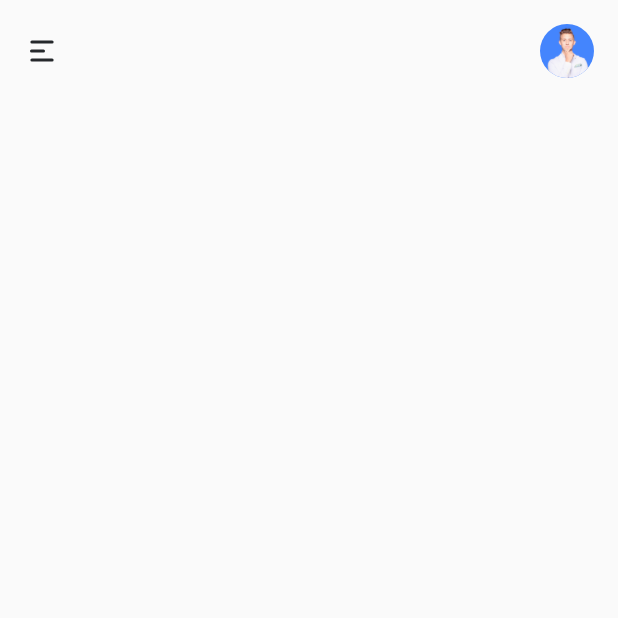
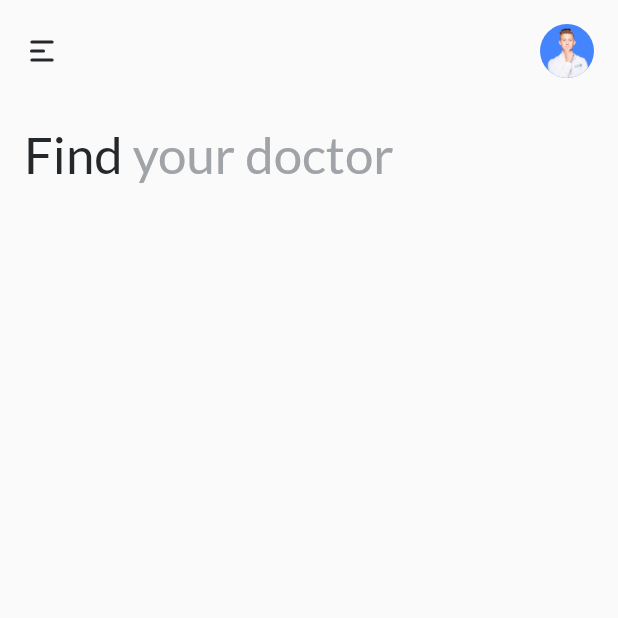
Before and after one commit to yogimeizalputra/Doctor-App, a Flutter app: the screen it shows after launch, on a phone screen of 412 x 824 dp, the top half of it. Run offline on Flutter 3.47's test engine with Material 2 defaults, Android fonts, the phone set to English and light mode, and no system bars; our stand-ins replace flutter_svg_provider, google_fonts.

Commit message:
Setup Text Widget with Different Color

```diff
--- a/lib/components/home_screen_navbar.dart
+++ b/lib/components/home_screen_navbar.dart
@@ -1,3 +1,5 @@
+// ignore_for_file: unnecessary_const
+
 import 'package:doctor_app/constants.dart';
 import 'package:flutter/material.dart';
 import 'package:flutter_svg_provider/flutter_svg_provider.dart';
@@ -13,9 +15,10 @@ class HomeScreenNavbar extends StatelessWidget {
         Container(
             height: 24,
             width: 24,
-            decoration: BoxDecoration(
+            decoration: const BoxDecoration(
               image: DecorationImage(
-                  image: Svg('assets/svg/icon-burger.svg', size: Size(24, 24))),
+                  image: const Svg('assets/svg/icon-burger.svg',
+                      size: const Size(24, 24))),
             )),
         Container(
           width: 36,
--- a/lib/screens/home_screen.dart
+++ b/lib/screens/home_screen.dart
@@ -1,4 +1,5 @@
 import 'package:doctor_app/components/home_screen_navbar.dart';
+import 'package:doctor_app/constants.dart';
 import 'package:flutter/material.dart';
 
 class HomeScreen extends StatelessWidget {
@@ -15,6 +16,23 @@ class HomeScreen extends StatelessWidget {
               crossAxisAlignment: CrossAxisAlignment.start,
               children: [
                 const HomeScreenNavbar(),
+                SizedBox(height: 30.0),
+                RichText(
+                  text: TextSpan(
+                    style: Theme.of(context).textTheme.headline1,
+                    children: <TextSpan>[
+                      const TextSpan(
+                        text: 'Find ',
+                      ),
+                      TextSpan(
+                          text: 'your doctor',
+                          style:
+                              Theme.of(context).textTheme.headline1!.copyWith(
+                                    color: kGreyColor900,
+                                  )),
+                    ],
+                  ),
+                )
               ],
             ),
           ),
```
